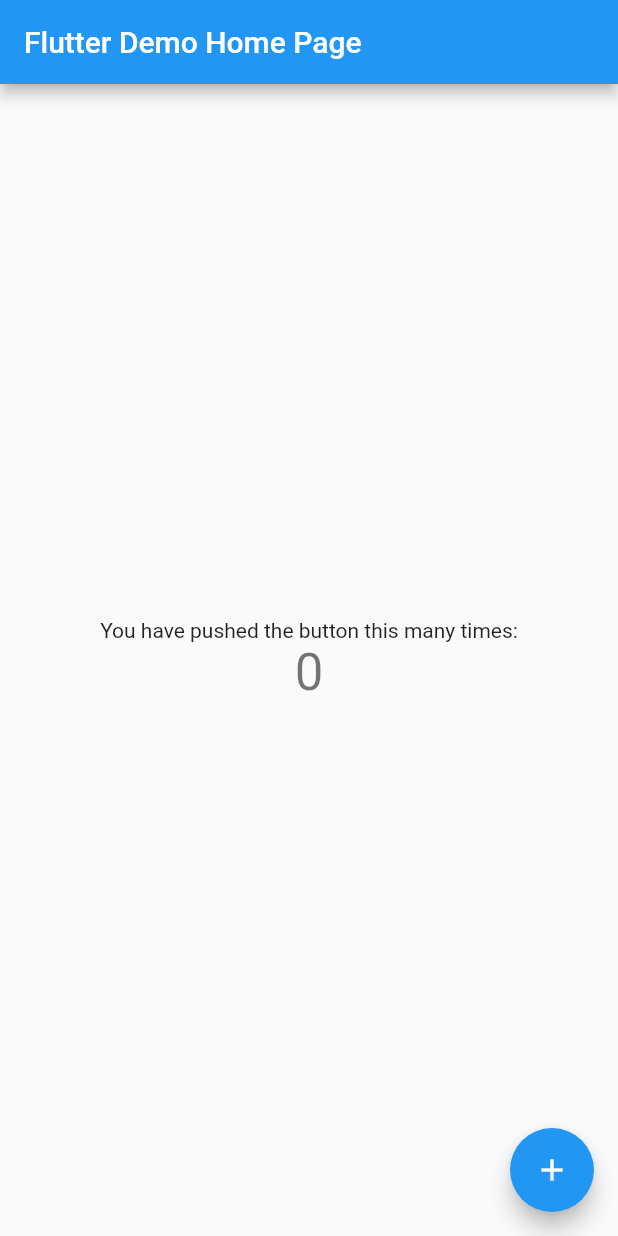
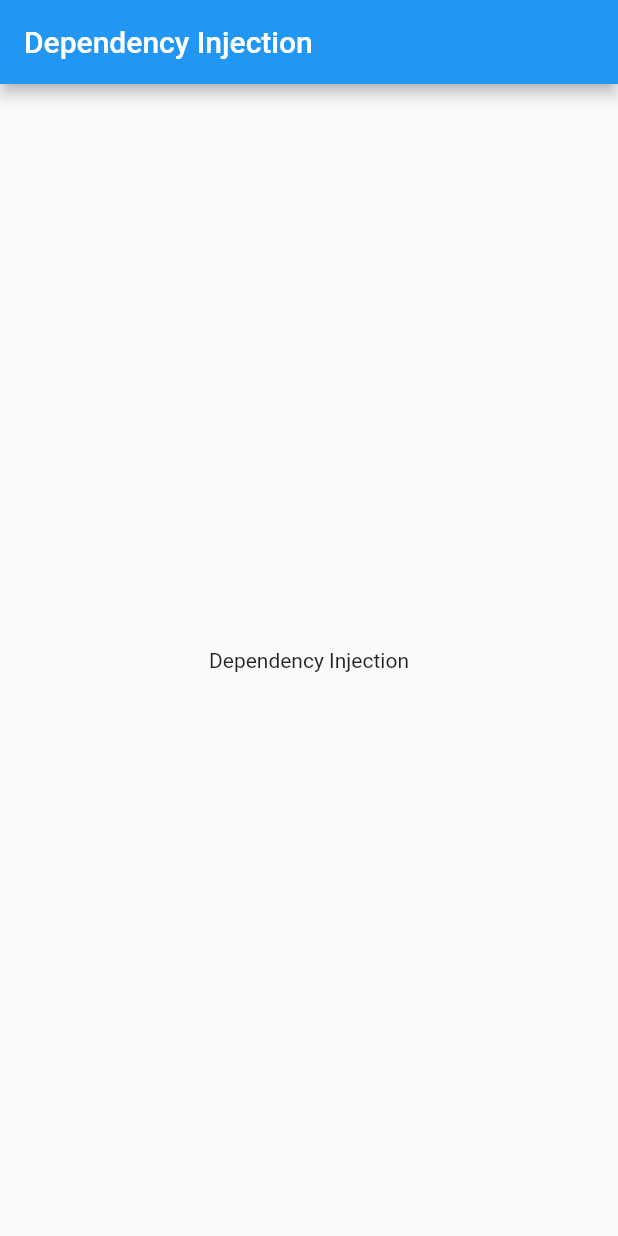
Before and after one commit to KabirFirm/DependencyInjection, a Flutter app: the screen it shows after launch, on a phone screen of 412 x 824 dp. Run offline on Flutter 3.47's test engine with Material 2 defaults, Android fonts, the phone set to English and light mode, and no system bars.

Commit message:
second commit

```diff
--- /dev/null
+++ b/lib/home_view.dart
@@ -0,0 +1,17 @@
+import 'package:flutter/material.dart';
+
+class HomeView extends StatelessWidget {
+  const HomeView({Key? key}) : super(key: key);
+
+  @override
+  Widget build(BuildContext context) {
+    return Scaffold(
+      appBar: AppBar(
+        title: const Text('Dependency Injection'),
+      ),
+      body: Center(
+        child: Text("Dependency Injection"),
+      ),
+    );
+  }
+}
--- a/lib/main.dart
+++ b/lib/main.dart
@@ -1,115 +1,23 @@
 import 'package:flutter/material.dart';
 
+import 'home_view.dart';
+
 void main() {
-  runApp(const MyApp());
+  runApp( MyApp());
 }
 
 class MyApp extends StatelessWidget {
-  const MyApp({Key? key}) : super(key: key);
 
   // This widget is the root of your application.
   @override
   Widget build(BuildContext context) {
     return MaterialApp(
-      title: 'Flutter Demo',
+      debugShowCheckedModeBanner: false,
+      title: 'Dependency Injection',
       theme: ThemeData(
-        // This is the theme of your application.
-        //
-        // Try running your application with "flutter run". You'll see the
-        // application has a blue toolbar. Then, without quitting the app, try
-        // changing the primarySwatch below to Colors.green and then invoke
-        // "hot reload" (press "r" in the console where you ran "flutter run",
-        // or simply save your changes to "hot reload" in a Flutter IDE).
-        // Notice that the counter didn't reset back to zero; the application
-        // is not restarted.
         primarySwatch: Colors.blue,
       ),
-      home: const MyHomePage(title: 'Flutter Demo Home Page'),
+      home: const HomeView(),
     );
   }
 }
-
-class MyHomePage extends StatefulWidget {
-  const MyHomePage({Key? key, required this.title}) : super(key: key);
-
-  // This widget is the home page of your application. It is stateful, meaning
-  // that it has a State object (defined below) that contains fields that affect
-  // how it looks.
-
-  // This class is the configuration for the state. It holds the values (in this
-  // case the title) provided by the parent (in this case the App widget) and
-  // used by the build method of the State. Fields in a Widget subclass are
-  // always marked "final".
-
-  final String title;
-
-  @override
-  State<MyHomePage> createState() => _MyHomePageState();
-}
-
-class _MyHomePageState extends State<MyHomePage> {
-  int _counter = 0;
-
-  void _incrementCounter() {
-    setState(() {
-      // This call to setState tells the Flutter framework that something has
-      // changed in this State, which causes it to rerun the build method below
-      // so that the display can reflect the updated values. If we changed
-      // _counter without calling setState(), then the build method would not be
-      // called again, and so nothing would appear to happen.
-      _counter++;
-    });
-  }
-
-  @override
-  Widget build(BuildContext context) {
-    // This method is rerun every time setState is called, for instance as done
-    // by the _incrementCounter method above.
-    //
-    // The Flutter framework has been optimized to make rerunning build methods
-    // fast, so that you can just rebuild anything that needs updating rather
-    // than having to individually change instances of widgets.
-    return Scaffold(
-      appBar: AppBar(
-        // Here we take the value from the MyHomePage object that was created by
-        // the App.build method, and use it to set our appbar title.
-        title: Text(widget.title),
-      ),
-      body: Center(
-        // Center is a layout widget. It takes a single child and positions it
-        // in the middle of the parent.
-        child: Column(
-          // Column is also a layout widget. It takes a list of children and
-          // arranges them vertically. By default, it sizes itself to fit its
-          // children horizontally, and tries to be as tall as its parent.
-          //
-          // Invoke "debug painting" (press "p" in the console, choose the
-          // "Toggle Debug Paint" action from the Flutter Inspector in Android
-          // Studio, or the "Toggle Debug Paint" command in Visual Studio Code)
-          // to see the wireframe for each widget.
-          //
-          // Column has various properties to control how it sizes itself and
-          // how it positions its children. Here we use mainAxisAlignment to
-          // center the children vertically; the main axis here is the vertical
-          // axis because Columns are vertical (the cross axis would be
-          // horizontal).
-          mainAxisAlignment: MainAxisAlignment.center,
-          children: <Widget>[
-            const Text(
-              'You have pushed the button this many times:',
-            ),
-            Text(
-              '$_counter',
-              style: Theme.of(context).textTheme.headline4,
-            ),
-          ],
-        ),
-      ),
-      floatingActionButton: FloatingActionButton(
-        onPressed: _incrementCounter,
-        tooltip: 'Increment',
-        child: const Icon(Icons.add),
-      ), // This trailing comma makes auto-formatting nicer for build methods.
-    );
-  }
-}
```
Also changed, not shown: lib/login_service.dart (added), 1 other file.
